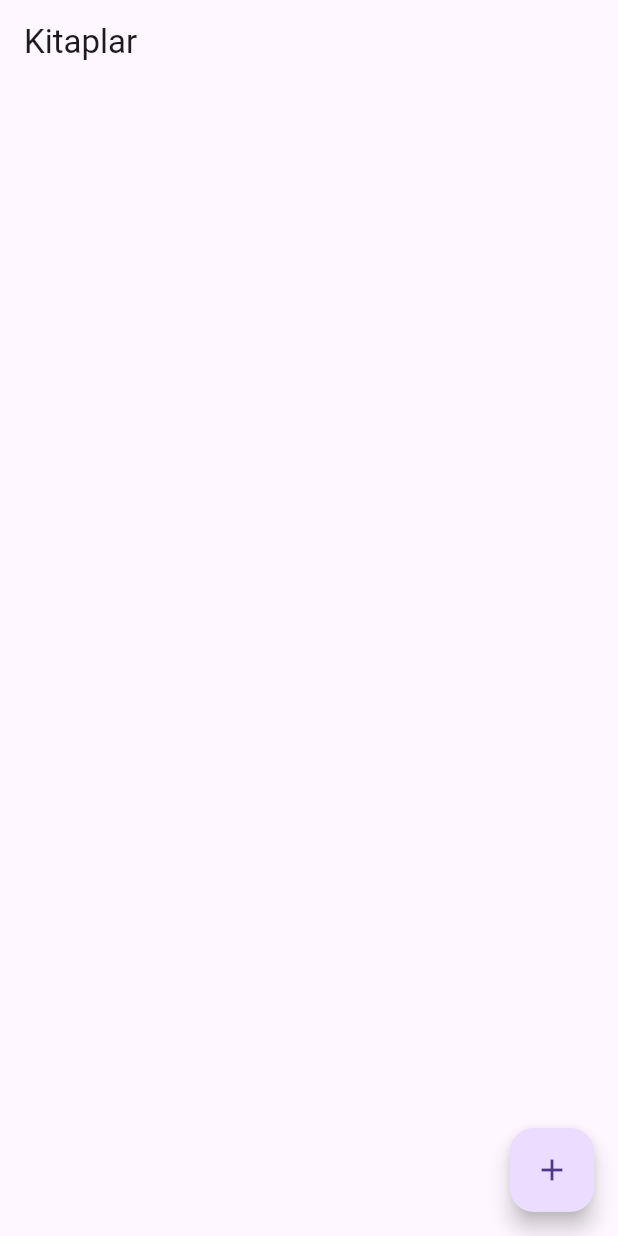
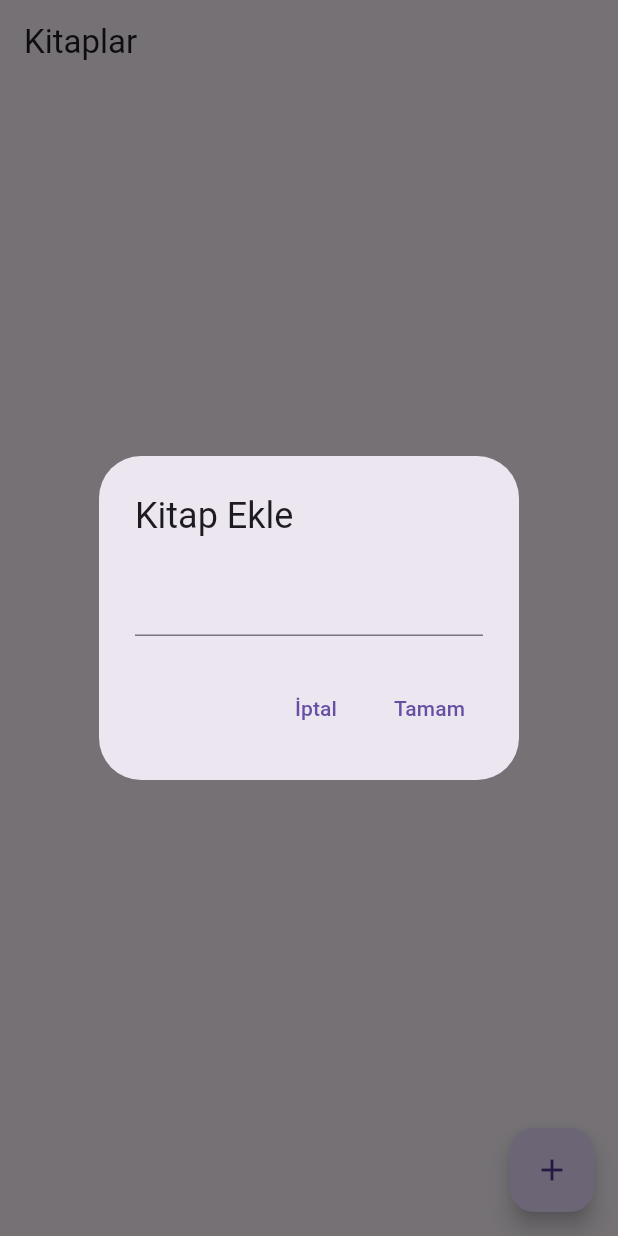
Before and after one commit to eck01/Yazar-Flutter-App, a Flutter app: the screen it shows after launch, after a tap on the "add" icon, on a phone screen of 412 x 824 dp. Run offline on Flutter 3.47's test engine with Material 3 defaults, Android fonts, the light colour scheme and no system bars.

Commit message:
kitap model sınıfı ve kitap ekleme ekranı oluşturuldu

```diff
--- /dev/null
+++ b/lib/model/book_model.dart
@@ -0,0 +1,7 @@
+class BookModel {
+  BookModel(this.name, this.publicationYear);
+
+  int? id;
+  String name;
+  DateTime publicationYear;
+}
--- a/lib/view/books_view.dart
+++ b/lib/view/books_view.dart
@@ -1,4 +1,5 @@
 import 'package:flutter/material.dart';
+import 'package:yazar/model/book_model.dart';
 
 class BooksView extends StatefulWidget {
   const BooksView({super.key});
@@ -34,5 +35,40 @@ class _BooksViewState extends State<BooksView> {
     );
   }
 
-  void _floatingActionButtonOnPressed() {}
+  Future<void> _floatingActionButtonOnPressed() async {
+    String? name = await _buildDialog();
+    if (name != null) {
+      BookModel book = BookModel(name, DateTime.now());
+    }
+  }
+
+  Future<String?> _buildDialog() {
+    return showDialog(
+      context: context,
+      builder: (context) {
+        String? text;
+
+        return AlertDialog(
+          title: const Text('Kitap Ekle'),
+          content: TextField(onChanged: (value) {
+            text = value;
+          }),
+          actions: [
+            TextButton(
+              onPressed: () {
+                Navigator.pop(context);
+              },
+              child: const Text('İptal'),
+            ),
+            TextButton(
+              onPressed: () {
+                Navigator.pop(context, text);
+              },
+              child: const Text('Tamam'),
+            ),
+          ],
+        );
+      },
+    );
+  }
 }
```
